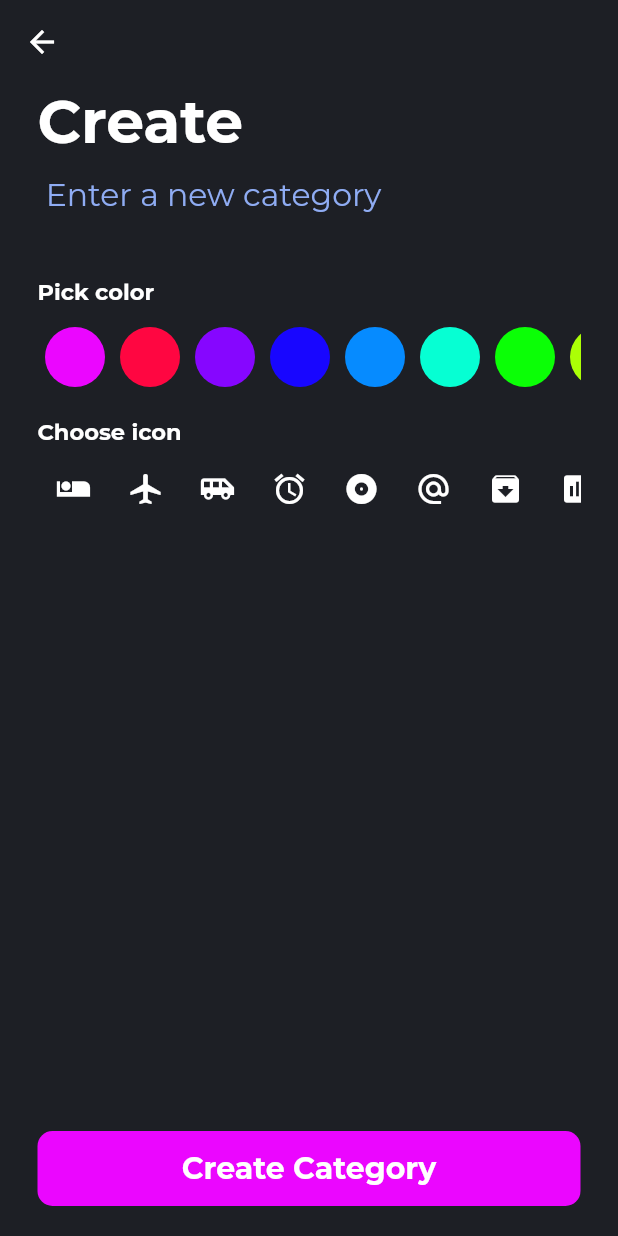
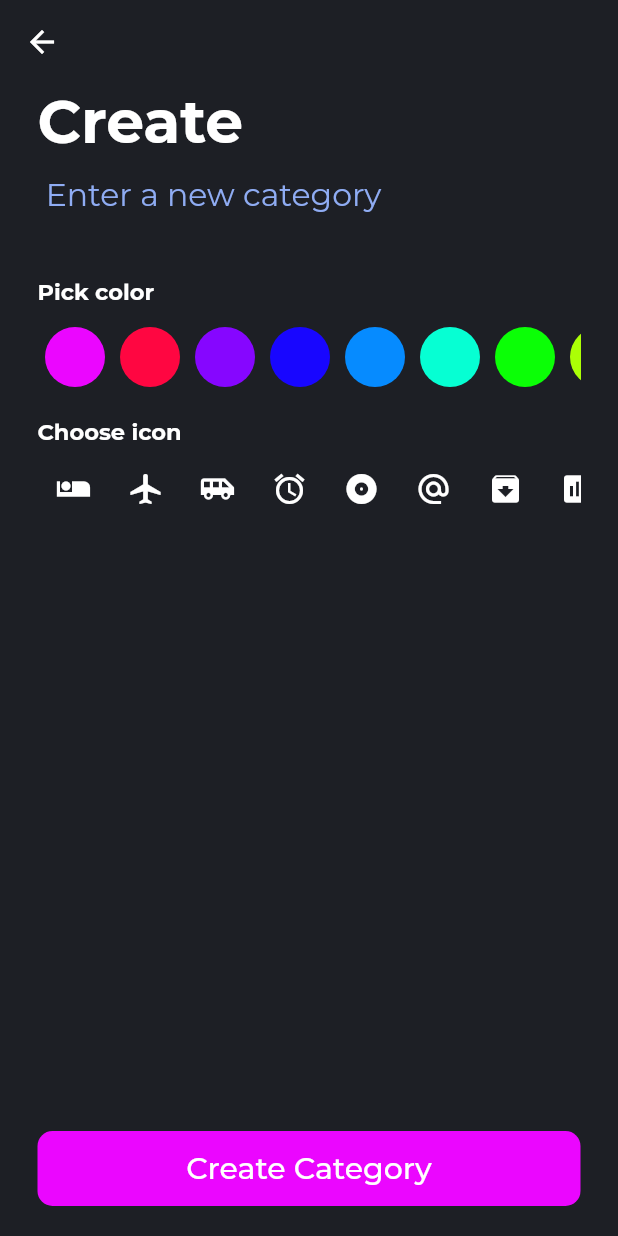
Before and after one commit to JordiiVidal/daily-goals-flutter, a Flutter app: the FormCategoryScreen screen opened by its route, on a phone screen of 412 x 824 dp. Run offline on Flutter 3.47's test engine with Material 2 defaults, Android fonts, the phone set to English and light mode, and no system bars; our stand-ins replace chips_choice, flutter_slidable, flutter_time_picker_spinner, google_fonts, sqflite, table_calendar; missing offline and left inert: keyboard_visibility; accounts and stored records are empty.

```diff
--- a/lib/data/datasources/db_local_storage.dart
+++ b/lib/data/datasources/db_local_storage.dart
@@ -76,6 +76,7 @@ class DBLocalStorage {
       table,
       model.toJson(),
     );
+    print(model.toJson());
     return result;
   }
 
@@ -115,7 +116,6 @@ class DBLocalStorage {
     final db = await database;
     final result =
         await db.rawQuery("SELECT * FROM TASK WHERE name LIKE '%$name%'");
-    print(result);
     List<TaskModel> list = result.isNotEmpty
         ? result.map((task) => TaskModel.fromJson(task)).toList()
         : [];
@@ -190,7 +190,6 @@ class DBLocalStorage {
     final result = await db.rawQuery(
       'SELECT Category.* FROM Category',
     );
-    print(result);
     return result.isNotEmpty
         ? result.map((cat) => CategoryModel.fromJson(cat)).toList()
         : [];
--- a/lib/domain/models/goal_model.dart
+++ b/lib/domain/models/goal_model.dart
@@ -59,7 +59,7 @@ class GoalModel extends DBModel {
   Map<String, dynamic> toJson() => {
         "id": this.id,
         "date": Formatter.db(this.date),
-        "time": Formatter.db(this.date, time: true),
+        "time": Formatter.db(this.time, time: true),
         "id_task": this.idTask,
         "status": this.status.index,
         "use_time": this.useTime ? 1 : 0,
--- a/lib/presentation/providers/form_provider.dart
+++ b/lib/presentation/providers/form_provider.dart
@@ -32,6 +32,7 @@ class FormProvider extends ChangeNotifier {
   void setTime(DateTime dateTime, {bool useTime = true}) {
     _formState.time = dateTime;
     _formState.useTime = useTime;
+    print('${_formState.time} -  SET TIME');
     notifyListeners();
   }
 
--- a/lib/presentation/screens/form_goal_screen.dart
+++ b/lib/presentation/screens/form_goal_screen.dart
@@ -1,4 +1,3 @@
-import 'package:daily_goals/presentation/widgets/form/category_chips.dart';
 import 'package:flutter/material.dart';
 import 'package:provider/provider.dart';
 
@@ -19,9 +18,11 @@ class FormGoalScreen extends StatelessWidget {
 
   void onSubmit(BuildContext context) async {
     final formModel = context.read<FormProvider>().formState;
+    print('${formModel.time} -  SUBMIT');
     final task = TaskModel.fromForm(formModel);
     await context.read<TaskProvider>().createTask(task);
     final goal = GoalModel.fromForm(formModel, task.id);
+    print('${goal.time} -  SUBMIT GOAL');
     await context.read<GoalProvider>().createGoal(goal);
     Navigator.pop(context);
   }
@@ -64,7 +65,7 @@ class FormGoalScreen extends StatelessWidget {
                 ),
                 ExigencyChips(),
                 DateTimePicker(),
-                CategoryChips(),
+                // CategoryChips(),
                 Expanded(
                   child: Column(
                     mainAxisAlignment: MainAxisAlignment.end,
--- a/lib/presentation/widgets/form/name_text_field.dart
+++ b/lib/presentation/widgets/form/name_text_field.dart
@@ -19,9 +19,8 @@ class _NameTextFieldState extends State<NameTextField> {
   void initState() {
     _textController = TextEditingController();
     _textFocusNode = FocusNode();
-    KeyboardVisibilityNotification().addNewListener(
-      onHide: () => FocusScope.of(context).unfocus(),
-    );
+    KeyboardVisibilityNotification()
+        .addNewListener(onHide: () => FocusScope.of(context).unfocus());
     super.initState();
   }
 
--- a/lib/presentation/widgets/form/submit_form.dart
+++ b/lib/presentation/widgets/form/submit_form.dart
@@ -9,10 +9,8 @@ class SubmitForm extends StatelessWidget {
 
   @override
   Widget build(BuildContext context) {
-    final TextStyle style = Theme.of(context).textTheme.headline6.copyWith(
-          fontSize: 20,
-          fontWeight: FontWeight.w700,
-        );
+    final TextStyle style =
+        Theme.of(context).textTheme.headline6.copyWith(fontSize: 20);
     return GestureDetector(
       onTap: () => onTap(context),
       child: Container(
```
